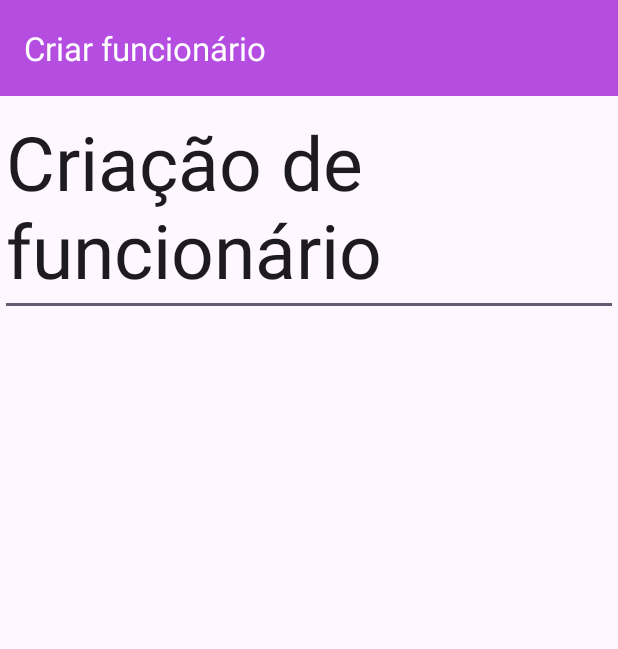
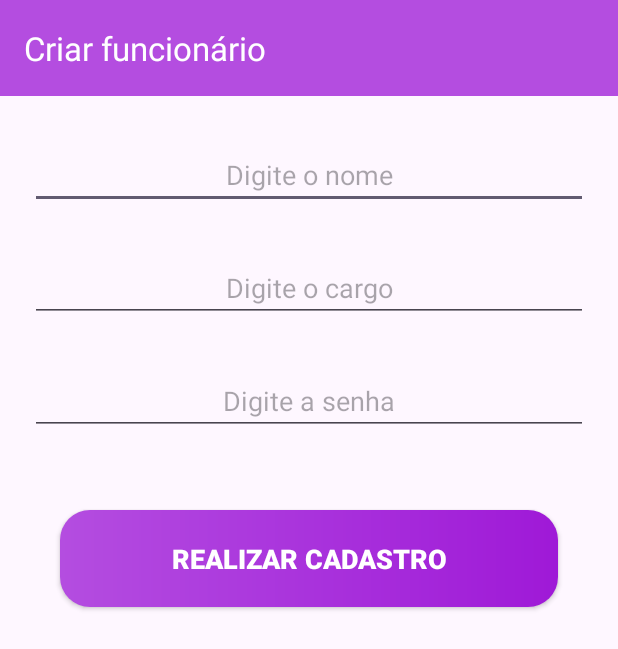
Before and after one commit to Guilherm12122/Aplicativo-Start, an Android app: the CriarFuncionario screen opened directly, with no data from a screen before it, on a phone screen of 412 x 824 dp. Shown: the top 649 px of the screen. Run offline under Robolectric (Android 15) with nearby library versions, the phone set to English and light mode, and no system bars.

Commit message:
Sistema de login e cadastro implementado paa funcionários.

```diff
--- a/app/src/main/java/com/example/app_start/CriarFuncionario.java
+++ b/app/src/main/java/com/example/app_start/CriarFuncionario.java
@@ -3,16 +3,85 @@ package com.example.app_start;
 import androidx.appcompat.app.AppCompatActivity;
 import androidx.appcompat.widget.Toolbar;
 
+import android.graphics.Color;
 import android.os.Bundle;
+import android.view.View;
+import android.widget.Button;
+import android.widget.EditText;
+
+import com.google.android.material.snackbar.Snackbar;
 
 public class CriarFuncionario extends AppCompatActivity {
+
+    EditText nome;
+    EditText cargo;
+    EditText senha;
+    Button cadastrar;
+
+    DBHelper db;
 
     @Override
     protected void onCreate(Bundle savedInstanceState) {
         super.onCreate(savedInstanceState);
         setContentView(R.layout.activity_criar_funcionario);
 
+        IniciarComponentes();
+
+        cadastrar.setOnClickListener(new View.OnClickListener() {
+            @Override
+            public void onClick(View view) {
+
+                String nome_user = nome.getText().toString();
+                String cargo_user = cargo.getText().toString();
+                String senha_user = senha.getText().toString();
+
+                if(nome_user.isEmpty() || cargo_user.isEmpty() || senha_user.isEmpty()){
+                    Snackbar snackbar = Snackbar.make(view, "Todos os campos devem ser preenchidos.", Snackbar.LENGTH_SHORT);
+                    snackbar.setBackgroundTint(Color.WHITE);
+                    snackbar.setTextColor(Color.BLACK);
+                    snackbar.show();
+                } else {
+                    Boolean check_username = db.checkUserName(nome_user);
+
+                    if (check_username == false) {
+                        Boolean insert_status = db.insertData(nome_user, senha_user, cargo_user);
+
+                        if (insert_status){
+                            Snackbar snackbar = Snackbar.make(view, "Funcionário incluso com sucesso.", Snackbar.LENGTH_SHORT);
+                            snackbar.setBackgroundTint(Color.WHITE);
+                            snackbar.setTextColor(Color.BLACK);
+                            snackbar.show();
+                        } else {
+                            Snackbar snackbar = Snackbar.make(view, "Erro ao inserir funcionário..", Snackbar.LENGTH_SHORT);
+                            snackbar.setBackgroundTint(Color.WHITE);
+                            snackbar.setTextColor(Color.BLACK);
+                            snackbar.show();
+                        }
+
+                    } else {
+                        Snackbar snackbar = Snackbar.make(view, "Já existe funcionário com esse nome.", Snackbar.LENGTH_SHORT);
+                        snackbar.setBackgroundTint(Color.WHITE);
+                        snackbar.setTextColor(Color.BLACK);
+                        snackbar.show();
+                    }
+
+
+
+                }
+
+            }
+        });
+
         Toolbar mytoolBar = findViewById(R.id.my_tool_bar_criar);
         setSupportActionBar(mytoolBar);
     }
+
+
+    public void IniciarComponentes(){
+        nome = findViewById(R.id.nome_usuario);
+        senha = findViewById(R.id.senha);
+        cadastrar =  findViewById(R.id.btn_realizar_cadastro);
+        cargo = findViewById(R.id.cargo);
+        db = new DBHelper(this);
+    }
 }
--- a/app/src/main/res/layout/activity_criar_funcionario.xml
+++ b/app/src/main/res/layout/activity_criar_funcionario.xml
@@ -7,12 +7,60 @@
     tools:context=".CriarFuncionario">
 
     <EditText
-        android:layout_width="wrap_content"
+        android:id="@+id/nome_usuario"
+        android:layout_width="fill_parent"
         android:layout_height="wrap_content"
+        android:layout_centerHorizontal="true"
+        android:layout_marginTop="30dp"
+        android:layout_marginLeft="20dp"
+        android:layout_marginRight="20dp"
+        android:ems="10"
+        android:gravity="center"
+        android:hint="Digite o nome"
+        android:textColor="#000"
         app:layout_constraintTop_toBottomOf="@id/my_tool_bar_criar"
-        app:layout_constraintStart_toStartOf="parent"
-        android:textSize="50sp"
-        android:text="Criação de funcionário"/>
+        tools:ignore="MissingConstraints" />
+
+    <EditText
+        android:id="@+id/cargo"
+        android:layout_width="fill_parent"
+        android:layout_height="wrap_content"
+        android:layout_centerHorizontal="true"
+        android:layout_marginTop="30dp"
+        android:layout_marginLeft="20dp"
+        android:layout_marginRight="20dp"
+        android:ems="10"
+        android:gravity="center"
+        android:hint="Digite o cargo"
+        android:textColor="#000"
+        app:layout_constraintTop_toBottomOf="@id/nome_usuario"
+        tools:ignore="MissingConstraints" />
+
+    <EditText
+        android:id="@+id/senha"
+        android:layout_width="fill_parent"
+        android:layout_height="wrap_content"
+        android:layout_centerHorizontal="true"
+        android:layout_marginTop="30dp"
+        android:layout_marginLeft="20dp"
+        android:layout_marginRight="20dp"
+        android:ems="10"
+        android:gravity="center"
+        android:hint="Digite a senha"
+        android:inputType="numberPassword"
+        android:textColor="#000"
+        app:layout_constraintTop_toBottomOf="@id/cargo"
+        tools:ignore="MissingConstraints" />
+
+    <androidx.appcompat.widget.AppCompatButton
+        android:id="@+id/btn_realizar_cadastro"
+        android:text="Realizar cadastro"
+        style="@style/button_entrar"
+        android:layout_marginTop="50dp"
+        app:layout_constraintTop_toBottomOf="@id/senha"
+        tools:ignore="MissingConstraints" />
+
+
 
     <androidx.appcompat.widget.Toolbar
         android:id="@+id/my_tool_bar_criar"
```
Also changed, not shown: app/src/main/java/com/example/app_start/DBHelper.java (added, +81 -0 lines), app/src/main/java/com/example/app_start/LoginStart.java (+17 -3 lines).
